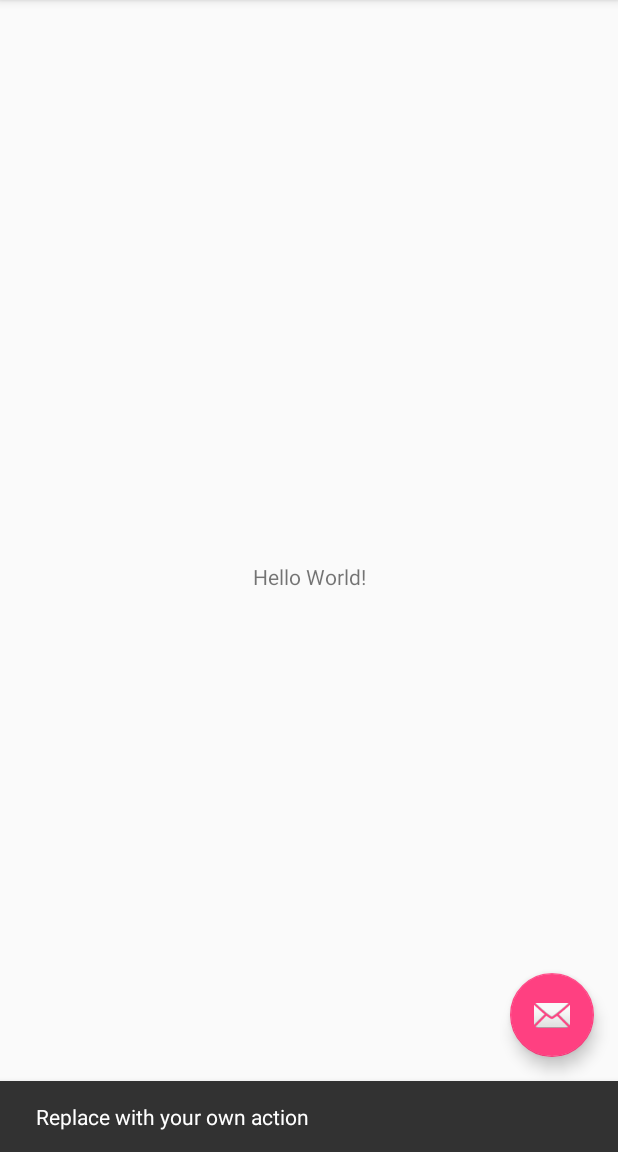
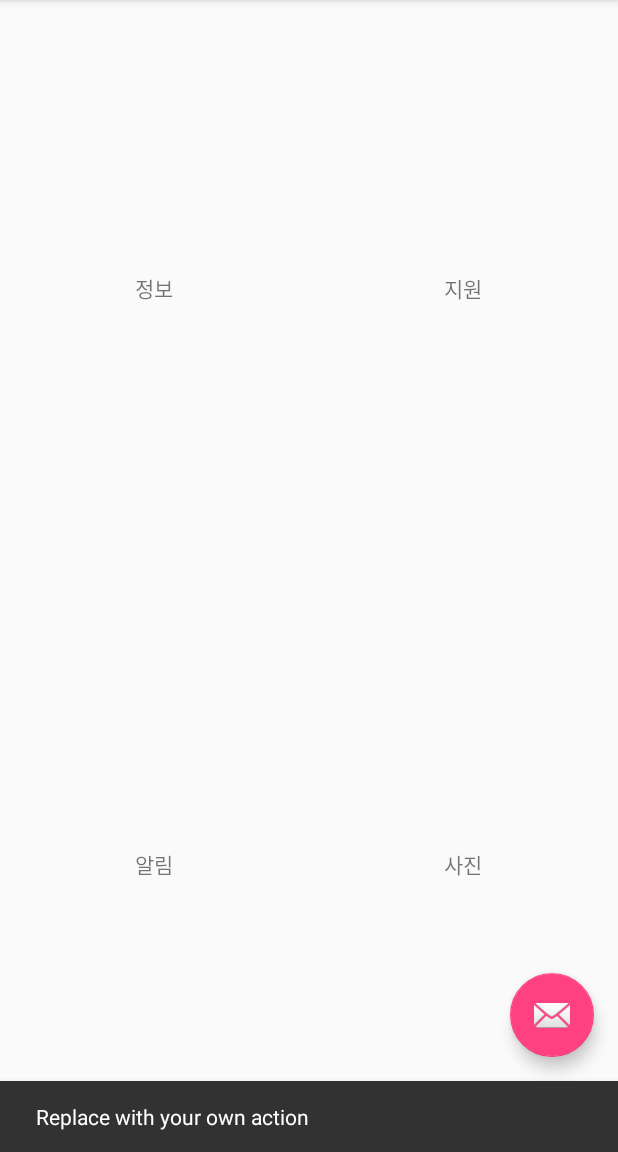
Before and after one commit to KyungmoSung/DementiaCare_Android, an Android app: the screen it shows after launch (MainActivity), after a tap on an icon or button, on a phone screen of 412 x 824 dp, the part 84-1236 px from its top. Run offline under Robolectric (Android 15) with nearby library versions, the light colour scheme and no system bars.

Commit message:
Add butterknife library Modify main activity layout

```diff
--- a/app/build.gradle
+++ b/app/build.gradle
@@ -28,4 +28,8 @@
     compile 'com.android.support.constraint:constraint-layout:1.0.2'
     compile 'com.android.support:design:25.3.1'
     testCompile 'junit:junit:4.12'
+    compile 'com.jakewharton:butterknife:8.8.1'
+    annotationProcessor 'com.jakewharton:butterknife-compiler:8.8.1'
 }
+
+apply plugin: 'com.jakewharton.butterknife'
--- a/app/src/main/res/layout/content_main.xml
+++ b/app/src/main/res/layout/content_main.xml
@@ -1,20 +1,88 @@
 <?xml version="1.0" encoding="utf-8"?>
-<android.support.constraint.ConstraintLayout xmlns:android="http://schemas.android.com/apk/res/android"
+<LinearLayout xmlns:android="http://schemas.android.com/apk/res/android"
     xmlns:app="http://schemas.android.com/apk/res-auto"
     xmlns:tools="http://schemas.android.com/tools"
     android:layout_width="match_parent"
     android:layout_height="match_parent"
+    android:orientation="vertical"
     app:layout_behavior="@string/appbar_scrolling_view_behavior"
     tools:context="com.example.sung.dementiacare.MainActivity"
     tools:showIn="@layout/activity_main">
 
-    <TextView
-        android:layout_width="wrap_content"
-        android:layout_height="wrap_content"
-        android:text="Hello World!"
-        app:layout_constraintBottom_toBottomOf="parent"
-        app:layout_constraintLeft_toLeftOf="parent"
-        app:layout_constraintRight_toRightOf="parent"
-        app:layout_constraintTop_toTopOf="parent" />
+    <LinearLayout
+        android:layout_width="match_parent"
+        android:layout_height="match_parent"
+        android:layout_weight=".5"
+        android:orientation="horizontal"
+        tools:layout_editor_absoluteX="8dp"
+        tools:layout_editor_absoluteY="8dp">
 
-</android.support.constraint.ConstraintLayout>
+        <LinearLayout
+            android:layout_width="match_parent"
+            android:layout_height="match_parent"
+            android:layout_weight=".5"
+            android:orientation="vertical">
+
+            <TextView
+                android:id="@+id/textView2"
+                android:layout_width="match_parent"
+                android:layout_height="match_parent"
+                android:gravity="center"
+                android:text="정보"
+                android:textAlignment="center" />
+        </LinearLayout>
+
+        <LinearLayout
+            android:layout_width="match_parent"
+            android:layout_height="match_parent"
+            android:layout_weight=".5"
+            android:orientation="vertical">
+
+            <TextView
+                android:id="@+id/textView3"
+                android:layout_width="match_parent"
+                android:layout_height="match_parent"
+                android:gravity="center"
+                android:text="지원"
+                android:textAlignment="center" />
+        </LinearLayout>
+    </LinearLayout>
+
+    <LinearLayout
+        android:layout_width="match_parent"
+        android:layout_height="match_parent"
+        android:layout_weight=".5"
+        android:orientation="horizontal">
+
+        <LinearLayout
+            android:layout_width="match_parent"
+            android:layout_height="match_parent"
+            android:layout_weight=".5"
+            android:orientation="vertical">
+
+            <TextView
+                android:id="@+id/textView4"
+                android:layout_width="match_parent"
+                android:layout_height="match_parent"
+                android:gravity="center"
+                android:text="알림"
+                android:textAlignment="center" />
+        </LinearLayout>
+
+        <LinearLayout
+            android:layout_width="match_parent"
+            android:layout_height="match_parent"
+            android:layout_weight=".5"
+            android:orientation="vertical">
+
+            <TextView
+                android:id="@+id/textView5"
+                android:layout_width="match_parent"
+                android:layout_height="match_parent"
+                android:gravity="center"
+                android:text="사진"
+                android:textAlignment="center" />
+        </LinearLayout>
+    </LinearLayout>
+
+</LinearLayout>
--- a/build.gradle
+++ b/build.gradle
@@ -3,12 +3,12 @@
 buildscript {
     repositories {
         jcenter()
+        mavenCentral()
     }
     dependencies {
         classpath 'com.android.tools.build:gradle:2.3.1'
+        classpath 'com.jakewharton:butterknife-gradle-plugin:8.8.1'
 
-        // NOTE: Do not place your application dependencies here; they belong
-        // in the individual module build.gradle files
     }
 }
 
```
